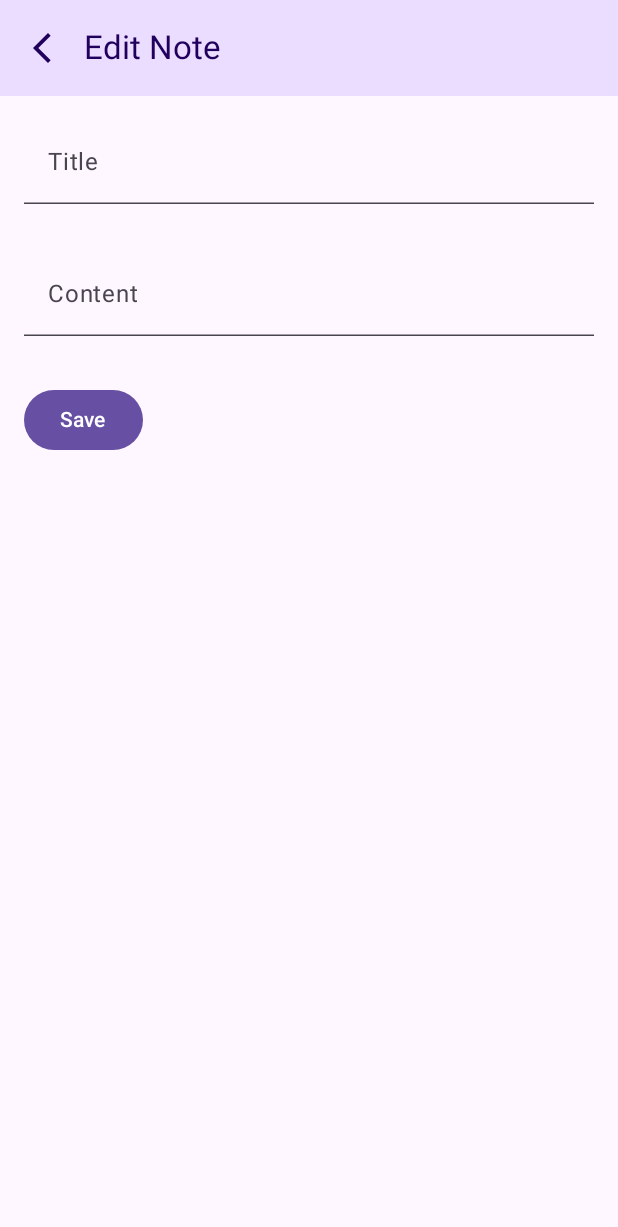
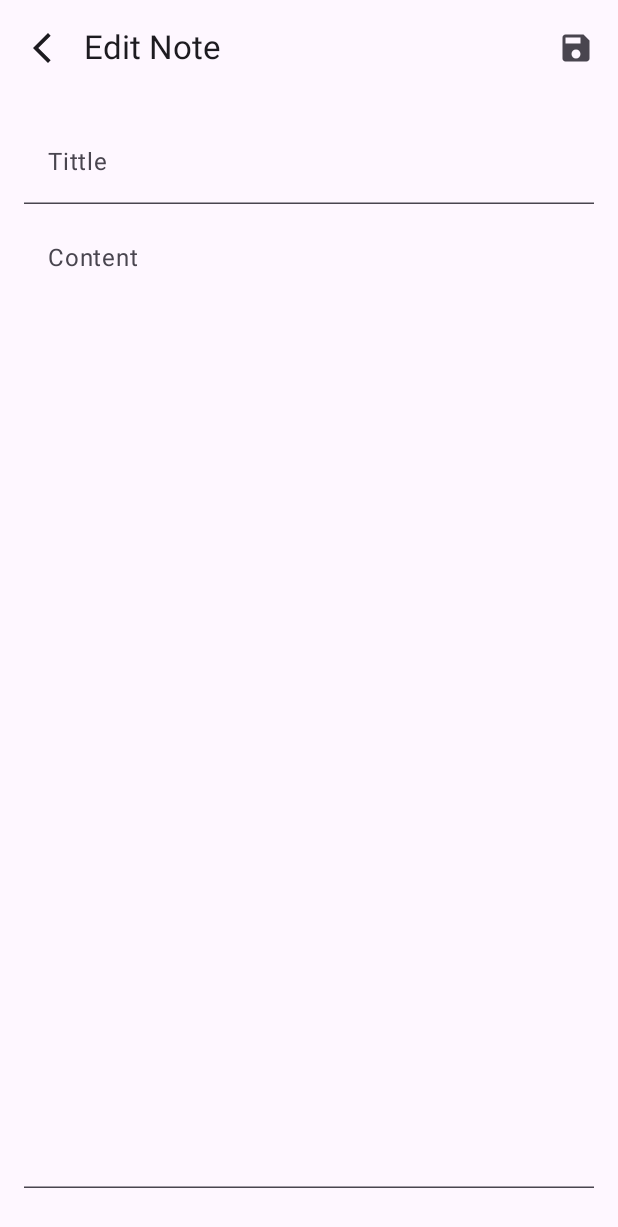
Before and after one commit to eyeronic09/Note_app, an Android app built with Jetpack Compose: the @Preview function EditorScreenEditNotePreview, on a phone screen of 412 x 824 dp. Shown: the top 1227 px of the screen. Run offline under Robolectric (Android 15) with nearby library versions, the phone set to English and light mode, and no system bars.

Commit message:
Refactor EditorScreen and update TasknoteCard icon
This commit refactors the `EditorScreen` composable and updates an icon in `TasknoteCard`.

**EditorScreen.kt:**
- Consolidated `EditorScreenContent` into `EditorScreen`.
- Removed the separate `onSaveClick` lambda and integrated its logic directly.
- Added a "Save" `IconButton` to the `TopAppBar`'s actions, which triggers note creation (if `noteId` is 0) and navigates back.
- Updated `TextField` placeholders to "Tittle" and "Content".
- Made `TextField` backgrounds transparent.
- Adjusted padding for better layout.
- Removed `LaunchedEffect` as it was not used.
- Removed unused `MaterialTheme` and `TopAppBarDefaults` imports.
- Added imports for `Row`, `fillMaxHeight`, `Icons.Filled.Add`, and `Icons.Filled.Save`.

**TasknoteCard.kt:**
- Changed the `Share` icon to a `Delete` icon in the note card's action buttons.

**IDE Configuration:**
- Updated the timestamp in `deploymentTargetSelector.xml`.

```diff
--- a/app/src/main/java/com/example/noteapp/HomeScreen/EditorScreen.kt
+++ b/app/src/main/java/com/example/noteapp/HomeScreen/EditorScreen.kt
@@ -3,24 +3,24 @@ package com.example.noteapp.HomeScreen
 import android.os.Build
 import androidx.annotation.RequiresApi
 import androidx.compose.foundation.layout.Column
-import androidx.compose.foundation.layout.fillMaxSize
+import androidx.compose.foundation.layout.Row
+import androidx.compose.foundation.layout.fillMaxHeight
 import androidx.compose.foundation.layout.fillMaxWidth
 import androidx.compose.foundation.layout.padding
 import androidx.compose.material.icons.Icons
+import androidx.compose.material.icons.filled.Add
 import androidx.compose.material.icons.filled.ArrowBackIosNew
+import androidx.compose.material.icons.filled.Save
 import androidx.compose.material3.Button
 import androidx.compose.material3.ExperimentalMaterial3Api
 import androidx.compose.material3.Icon
 import androidx.compose.material3.IconButton
-import androidx.compose.material3.MaterialTheme
 import androidx.compose.material3.Scaffold
 import androidx.compose.material3.Text
 import androidx.compose.material3.TextField
 import androidx.compose.material3.TextFieldDefaults
 import androidx.compose.material3.TopAppBar
-import androidx.compose.material3.TopAppBarDefaults
 import androidx.compose.runtime.Composable
-import androidx.compose.runtime.LaunchedEffect
 import androidx.compose.runtime.collectAsState
 import androidx.compose.runtime.getValue
 import androidx.compose.runtime.mutableStateOf
@@ -34,22 +34,18 @@ import androidx.lifecycle.viewmodel.compose.viewModel
 import androidx.navigation.NavController
 import androidx.navigation.compose.rememberNavController
 
-
-
-
 @OptIn(ExperimentalMaterial3Api::class)
 @RequiresApi(Build.VERSION_CODES.O)
 @Composable
 fun EditorScreen(navController: NavController, noteId: Int, mainViewModel: MainViewModel) {
     val notes by mainViewModel.notes.collectAsState()
     val note = notes.find { it.id == noteId }
-    var title by remember { mutableStateOf(note?.title ?:"") }
+
+    var title by remember { mutableStateOf(note?.title ?: "") }
     var content by remember { mutableStateOf(note?.content ?: "") }
     var date by remember { mutableStateOf(note?.date ?: "") }
 
-
-
-    EditorScreenContent(
+    Scaffold(
         topBar = {
             TopAppBar(
                 title = { Text(if (noteId == 0) "New Note" else "Edit Note") },
@@ -58,66 +54,51 @@ fun EditorScreen(navController: NavController, noteId: Int, mainViewModel: MainV
                         Icon(Icons.Default.ArrowBackIosNew, contentDescription = "Back")
                     }
                 },
-                colors = TopAppBarDefaults.topAppBarColors(
-                    containerColor = MaterialTheme.colorScheme.primaryContainer,
-                    titleContentColor = MaterialTheme.colorScheme.onPrimaryContainer,
-                    navigationIconContentColor = MaterialTheme.colorScheme.onPrimaryContainer
-                )
-            )
-        }
-    ) {
-        if (noteId == 0) {
+                actions = {
+                    IconButton(
+                        onClick = { if (noteId == 0) {
                             mainViewModel.addNote(title = title, description = content , date = date)
                         }
                             navController.popBackStack()
                         }
+                    ) {
+                        Icon(Icons.Filled.Save, "Save the note")
                     }
-
-@OptIn(ExperimentalMaterial3Api::class)
-@Composable
-fun EditorScreenContent(
-    topBar: @Composable () -> Unit,
-    onSaveClick: () -> Unit
-) {
-    var title by remember { mutableStateOf("") }
-    var content by remember { mutableStateOf("") }
-
-    Scaffold(topBar = topBar) { innerPadding ->
+                }
+            )
+        }
+    ) { innerPadding ->
         Column(
             modifier = Modifier
-                .fillMaxSize()
                 .padding(innerPadding)
+                .padding(16.dp)
         ) {
             TextField(
                 value = title,
                 onValueChange = { title = it },
-                label = { Text("Title") },
+                placeholder = {Text("Tittle")},
                 modifier = Modifier
                     .fillMaxWidth()
-                    .padding(16.dp),
+                    .padding(bottom = 8.dp),
                         colors = TextFieldDefaults.colors(
-                    focusedContainerColor = (Color.Transparent),
-                    unfocusedContainerColor = (Color.Transparent)
+                        unfocusedContainerColor = Color.Transparent,
+                focusedContainerColor = Color.Transparent
             )
             )
             TextField(
                 value = content,
+                placeholder = {Text("Content")},
                 onValueChange = { content = it },
-                label = { Text("Content") },
                 modifier = Modifier
                     .fillMaxWidth()
-                    .padding(16.dp),
+                    .fillMaxHeight()
+                    .padding(bottom = 16.dp),
                     colors = TextFieldDefaults.colors(
-                    focusedContainerColor = (Color.Transparent),
-                    unfocusedContainerColor = (Color.Transparent)
+                        unfocusedContainerColor = Color.Transparent,
+                        focusedContainerColor = Color.Transparent
                     )
             )
-            Button(
-                onClick = onSaveClick,
-                modifier = Modifier.padding(16.dp)
-            ) {
-                Text("Save")
-            }
+
         }
     }
 }
@@ -127,7 +108,7 @@ fun EditorScreenContent(
 @Composable
 fun EditorScreenNewNotePreview() {
     val navController = rememberNavController()
-    val viewModel: MainViewModel = viewModel() // Use a real or mock ViewModel
+    val viewModel: MainViewModel = viewModel()
     EditorScreen(navController = navController, noteId = 0, mainViewModel = viewModel)
 }
 
@@ -136,6 +117,6 @@ fun EditorScreenNewNotePreview() {
 @Composable
 fun EditorScreenEditNotePreview() {
     val navController = rememberNavController()
-    val viewModel: MainViewModel = viewModel() // Use a real or mock ViewModel
+    val viewModel: MainViewModel = viewModel()
     EditorScreen(navController = navController, noteId = 1, mainViewModel = viewModel)
 }
--- a/app/src/main/java/com/example/noteapp/HomeScreen/TasknoteCard.kt
+++ b/app/src/main/java/com/example/noteapp/HomeScreen/TasknoteCard.kt
@@ -104,7 +104,7 @@ fun TasknoteCard(modifier: Modifier = Modifier, mainViewModel: MainViewModel, na
                                     }
                                     IconButton(onClick = {mainViewModel.deleteNote(note)}) {
                                         Icon(
-                                            imageVector = Icons.Filled.Share,
+                                            imageVector = Icons.Filled.Delete,
                                             contentDescription = "Created On"
                                         )
                                     }
```
Lines whose indentation alone changed are shown as unchanged.
